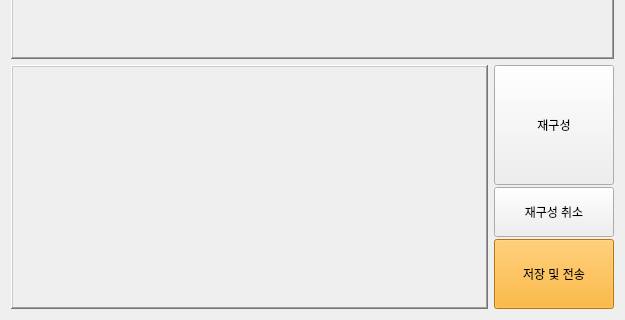
Above: Project/src/imaging/ImagingSW/imagingmanager.ui from AndaCondaa/Dental_Imaging_SW_System before the change; both pictures show x 0 to 625 and y 308 to 628 of the 625 by 628 pixel window. Below: the same form after it.
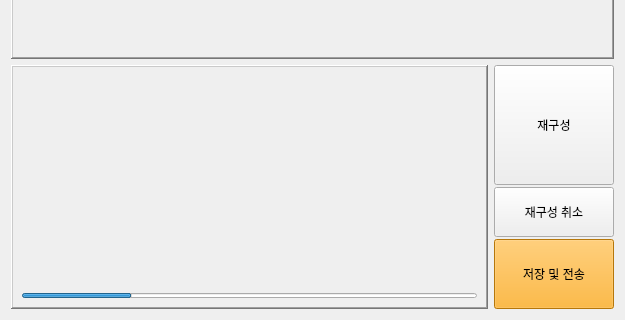
That is the form after the change.

```diff
--- a/Project/src/imaging/ImagingSW/imagingmanager.ui
+++ b/Project/src/imaging/ImagingSW/imagingmanager.ui
@@ -59,7 +59,7 @@
         <enum>QFrame::Raised</enum>
        </property>
        <layout class="QGridLayout" name="gridLayout_2">
-        <item row="0" column="0">
+        <item row="1" column="0">
          <widget class="QLabel" name="frameLabel">
           <property name="frameShape">
            <enum>QFrame::NoFrame</enum>
@@ -69,6 +69,37 @@
           </property>
          </widget>
         </item>
+        <item row="2" column="0">
+         <widget class="QProgressBar" name="progressBar">
+          <property name="sizePolicy">
+           <sizepolicy hsizetype="Expanding" vsizetype="Maximum">
+            <horstretch>0</horstretch>
+            <verstretch>0</verstretch>
+           </sizepolicy>
+          </property>
+          <property name="maximumSize">
+           <size>
+            <width>16777215</width>
+            <height>5</height>
+           </size>
+          </property>
+          <property name="styleSheet">
+           <string notr="true">color: rgb(166, 114, 255);</string>
+          </property>
+          <property name="value">
+           <number>24</number>
+          </property>
+          <property name="alignment">
+           <set>Qt::AlignCenter</set>
+          </property>
+          <property name="textVisible">
+           <bool>false</bool>
+          </property>
+          <property name="orientation">
+           <enum>Qt::Horizontal</enum>
+          </property>
+         </widget>
+        </item>
        </layout>
       </widget>
      </item>
```
